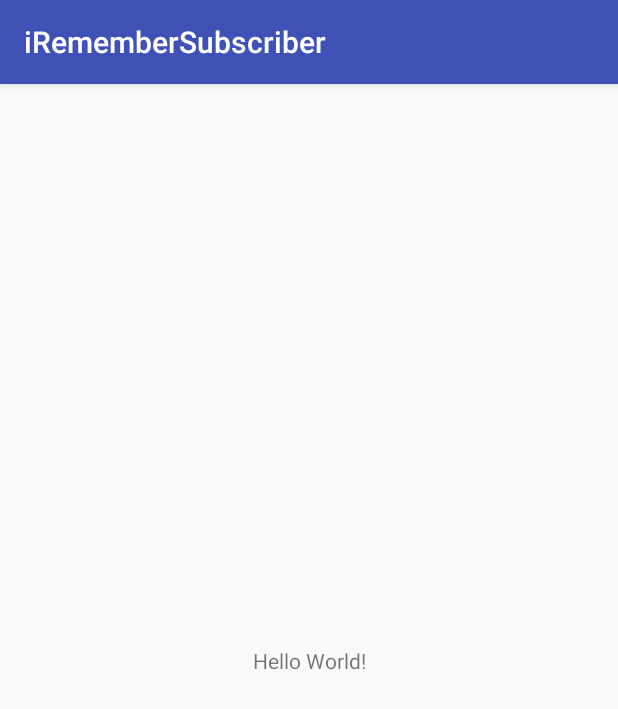
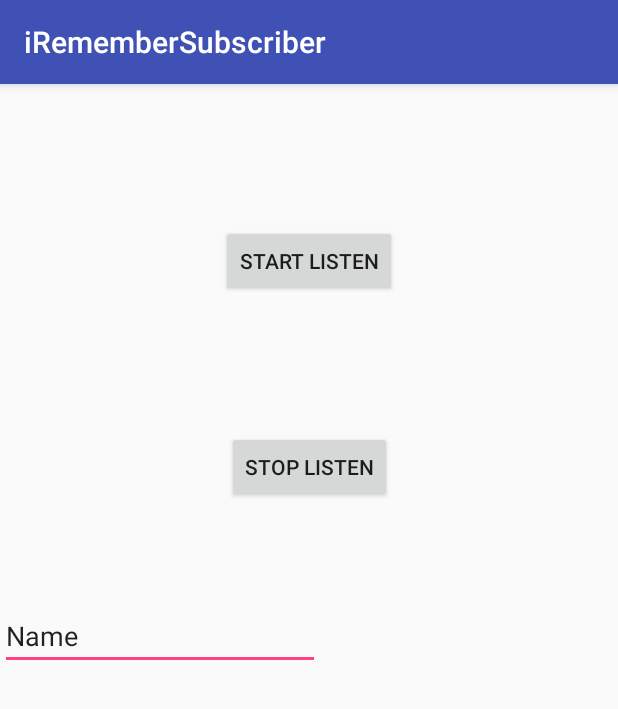
Before and after one commit to kajsaorn/iRemember, an Android app: the screen it shows after launch (MainActivity), on a phone screen of 412 x 824 dp. Shown: the top 709 px of the screen. Run offline under Robolectric (Android 15) with nearby library versions, the phone set to English and light mode, and no system bars.

Commit message:
some try...

```diff
--- a/iRememberSubscriber/app/build.gradle
+++ b/iRememberSubscriber/app/build.gradle
@@ -22,6 +22,7 @@ dependencies {
     implementation fileTree(dir: 'libs', include: ['*.jar'])
     implementation 'com.android.support:appcompat-v7:26.1.0'
     implementation 'com.android.support.constraint:constraint-layout:1.0.2'
+    implementation "com.android.support:support-compat:26.1.0"
     testImplementation 'junit:junit:4.12'
     androidTestImplementation 'com.android.support.test:runner:1.0.1'
     androidTestImplementation 'com.android.support.test.espresso:espresso-core:3.0.1'
--- a/iRememberSubscriber/app/src/main/AndroidManifest.xml
+++ b/iRememberSubscriber/app/src/main/AndroidManifest.xml
@@ -16,6 +16,8 @@
                 <category android:name="android.intent.category.LAUNCHER" />
             </intent-filter>
         </activity>
+
+        <service android:name=".CommandListenerService" />
     </application>
 
 </manifest>
--- a/iRememberSubscriber/app/src/main/java/com/iremember/subscriber/iremembersubscriber/MainActivity.java
+++ b/iRememberSubscriber/app/src/main/java/com/iremember/subscriber/iremembersubscriber/MainActivity.java
@@ -1,13 +1,44 @@
 package com.iremember.subscriber.iremembersubscriber;
 
+import android.content.Context;
+import android.content.Intent;
 import android.support.v7.app.AppCompatActivity;
 import android.os.Bundle;
+import android.util.Log;
+import android.view.View;
+import android.widget.Button;
+import android.widget.EditText;
+import android.widget.Toast;
 
 public class MainActivity extends AppCompatActivity {
+
+    private static final String TAG = "MainActivity";
+    private Button btnStart;
+    private Button btnStop;
+    private EditText editTextReceived;
 
     @Override
     protected void onCreate(Bundle savedInstanceState) {
         super.onCreate(savedInstanceState);
         setContentView(R.layout.activity_main);
+
+        btnStart = (Button) findViewById(R.id.btnStart);
+        btnStop = (Button) findViewById(R.id.btnStop);
+        editTextReceived = (EditText) findViewById(R.id.editTextReceived);
+    }
+
+    public void btnStartOnClick(View v){
+        editTextReceived.setText("Start");
+        Intent commandReceiverIntent = new Intent(this, CommandListenerService.class);
+        commandReceiverIntent.putExtra(Intent.EXTRA_TEXT, "Hello from commandreceiver service"
+        );
+        commandReceiverIntent.setType("text/plain");
+        Log.d(TAG, "Step1" );
+        startService(commandReceiverIntent);
+        Log.d(TAG, "Step3");
+    }
+
+    public void btnStopOnClick(View v){
+        editTextReceived.setText("Stop");
     }
 }
--- a/iRememberSubscriber/app/src/main/res/layout/activity_main.xml
+++ b/iRememberSubscriber/app/src/main/res/layout/activity_main.xml
@@ -6,13 +6,40 @@
     android:layout_height="match_parent"
     tools:context="com.iremember.subscriber.iremembersubscriber.MainActivity">
 
-    <TextView
+    <Button
+        android:id="@+id/btnStart"
         android:layout_width="wrap_content"
         android:layout_height="wrap_content"
-        android:text="Hello World!"
-        app:layout_constraintBottom_toBottomOf="parent"
-        app:layout_constraintLeft_toLeftOf="parent"
-        app:layout_constraintRight_toRightOf="parent"
+        android:layout_marginEnd="148dp"
+        android:layout_marginStart="148dp"
+        android:layout_marginTop="94dp"
+        android:onClick="btnStartOnClick"
+        android:text="Start listen"
+        app:layout_constraintEnd_toEndOf="parent"
+        app:layout_constraintStart_toStartOf="parent"
         app:layout_constraintTop_toTopOf="parent" />
 
+    <Button
+        android:id="@+id/btnStop"
+        android:layout_width="wrap_content"
+        android:layout_height="wrap_content"
+        android:layout_marginEnd="148dp"
+        android:layout_marginStart="148dp"
+        android:layout_marginTop="89dp"
+        android:onClick="btnStopOnClick"
+        android:text="Stop listen"
+        app:layout_constraintEnd_toEndOf="parent"
+        app:layout_constraintStart_toStartOf="parent"
+        app:layout_constraintTop_toBottomOf="@+id/btnStart" />
+
+    <EditText
+        android:id="@+id/editTextReceived"
+        android:layout_width="wrap_content"
+        android:layout_height="wrap_content"
+        android:layout_marginTop="66dp"
+        android:ems="10"
+        android:inputType="textPersonName"
+        android:text="Name"
+        app:layout_constraintTop_toBottomOf="@+id/btnStop"
+        tools:layout_editor_absoluteX="84dp" />
 </android.support.constraint.ConstraintLayout>
```
Also changed, not shown: iRememberSubscriber/app/src/main/java/com/iremember/subscriber/iremembersubscriber/CommandListenerService.java (added, +68 -0 lines), iRememberSubscriber/app/src/main/res/drawable-v24/klock.jpg (added), iRememberSubscriber/app/src/main/res/drawable-v24/lamp.jpg (added).
